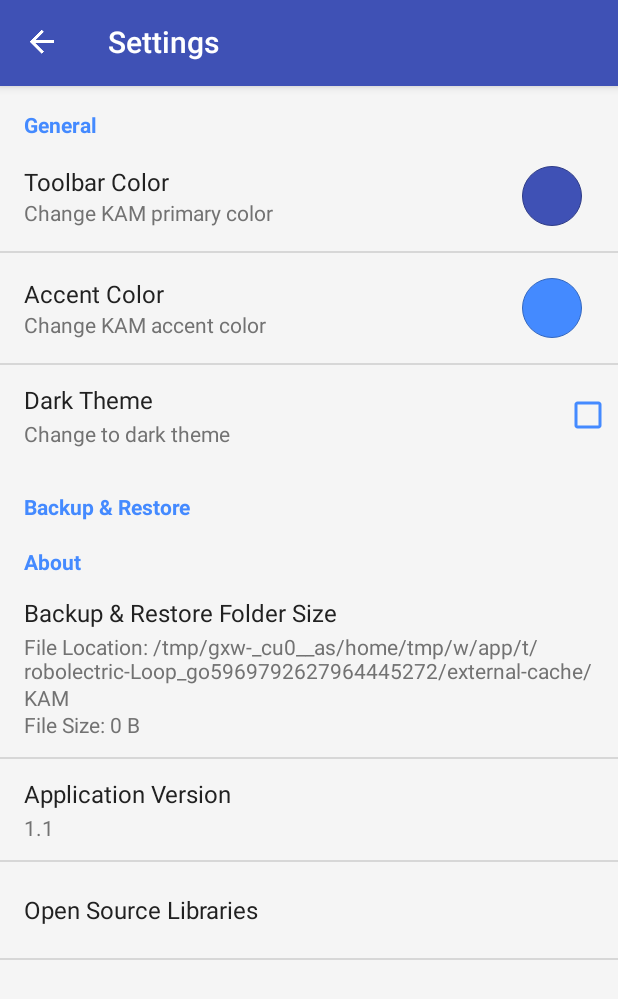
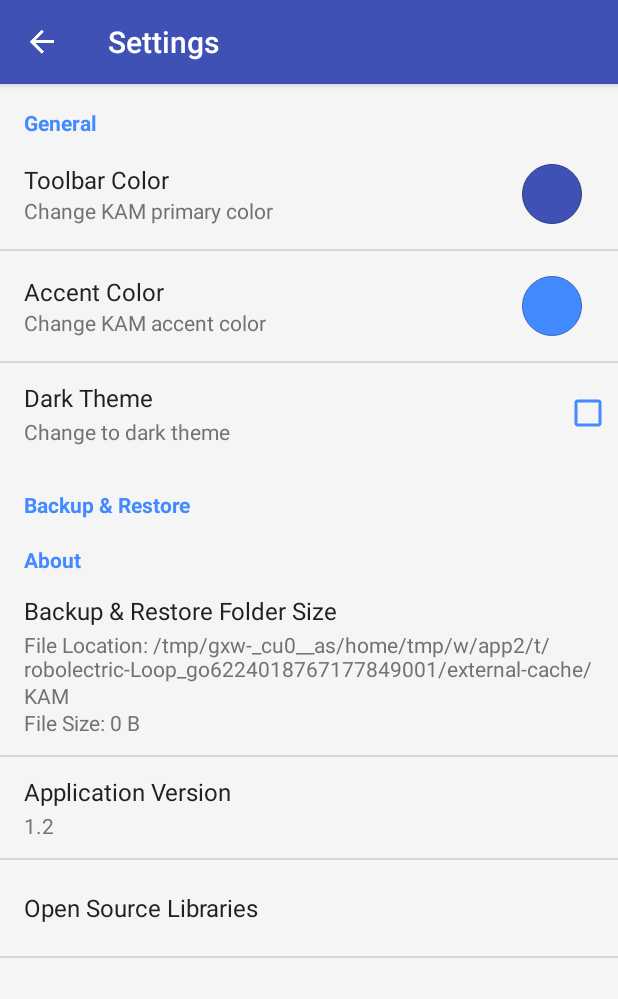
Before and after one commit to k0shk0sh/KAM, an Android app: the SettingsActivity screen opened directly, with no data from a screen before it, on a phone screen of 412 x 824 dp. Shown: the top 999 px of the screen. Run offline under Robolectric (Android 15) with nearby library versions, the phone set to English and light mode, and no system bars; our stand-ins replace ButterKnife; libraries missing offline, so code that uses them is left out: com.chrisplus.rootmanager, com.mikepenz.aboutlibraries, net.lingala.zip4j.

Commit message:
released v1.2

```diff
--- a/app/build.gradle
+++ b/app/build.gradle
@@ -17,8 +17,8 @@ android {
         applicationId "com.fast.access.kam"
         minSdkVersion 16
         targetSdkVersion 23
-        versionCode 2
-        versionName "1.1"
+        versionCode 3
+        versionName "1.2"
     }
     buildTypes {
         release {
--- a/app/src/main/res/layout/settings_layout.xml
+++ b/app/src/main/res/layout/settings_layout.xml
@@ -20,12 +20,6 @@
             android:background="?attr/colorPrimary"
             android:theme="@style/ToolbarStyle"
             app:popupTheme="@style/ThemeOverlay.AppCompat"/>
-
-        <View
-            android:layout_width="match_parent"
-            android:layout_height="1dp"
-            android:background="@color/transparent"
-            android:visibility="invisible"/>
     </android.support.design.widget.AppBarLayout>
 
     <FrameLayout
--- a/app/src/main/res/values/strings.xml
+++ b/app/src/main/res/values/strings.xml
@@ -11,7 +11,7 @@
     <string name="open_source_libraries">Open Source Libraries</string>
     <string name="app_details">Application Details</string>
     <string name="the_team">The Team</string>
-    <string name="whats_new">1- Improved Caching, no more LAG!.\n2- LongPress any apps to backup.</string>
+    <string name="whats_new">1- KAM now supports Android M.\n2- Fixed Some Bugs.</string>
     <string name="backup_title">Backup</string>
     <string name="restore_title">Restore</string>
 </resources>
```
